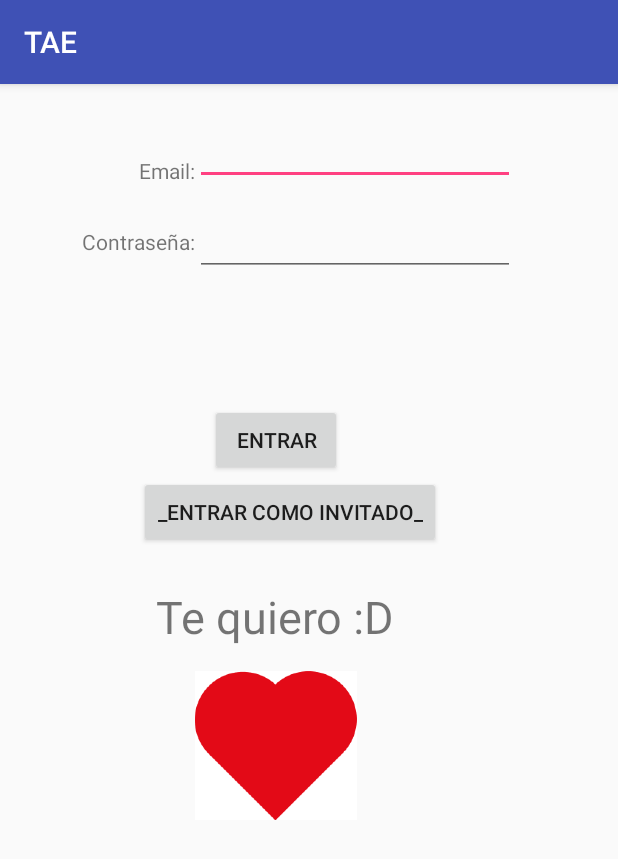
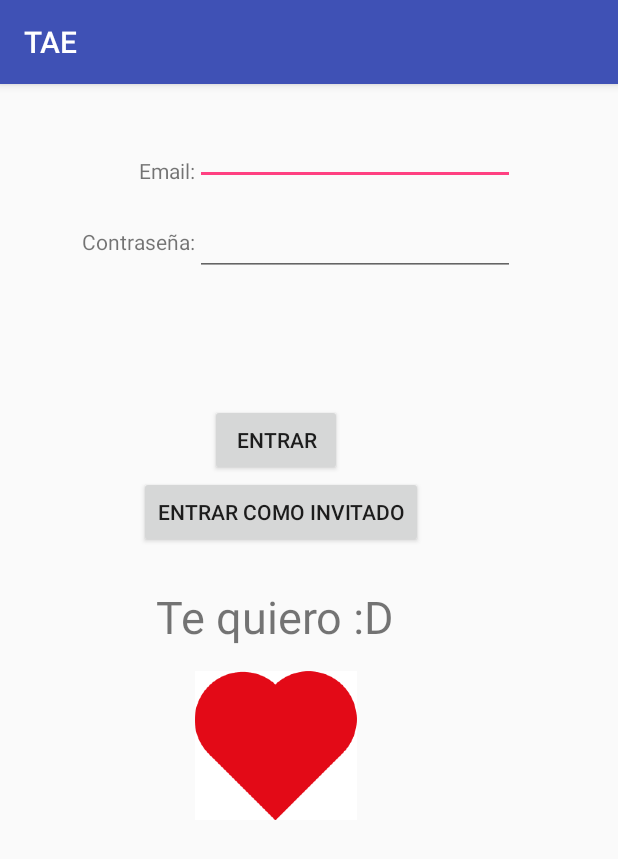
Before and after one commit to JessicaCaraballo/TAE_, an Android app: the screen it shows after launch (MainActivity), on a phone screen of 412 x 824 dp. Shown: the top 859 px of the screen. Run offline under Robolectric (Android 15) with nearby library versions, the phone set to English and light mode, and no system bars.

Commit message:
Prueba funciona

```diff
--- a/app/src/main/res/layout/activity_main.xml
+++ b/app/src/main/res/layout/activity_main.xml
@@ -42,7 +42,7 @@
             android:layout_alignStart="@+id/textView2"
             android:layout_marginBottom="25dp"
             android:onClick="lanzarPrincipalActivity"
-            android:text="_Entrar como invitado_" />
+            android:text="Entrar como invitado" />
 
         <TextView
             android:id="@+id/textView2"
```
